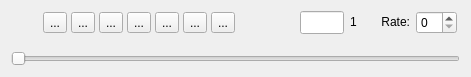
First picture: the form in code/display/QtViewer/AnimatorWidget.ui, repository radio-astro/casa, before the edit.
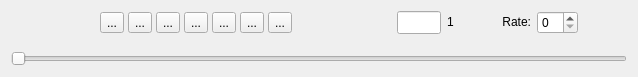
Second picture: the form after the edit. Icons and pictures are not drawn.

Commit message: New Development: No             JIRA Issue: No         Ready for Test: Yes      Interface Changes: Yes What Interface Changed: Molecular Line Search Interface          Test Programs: List test programs   Put in Release Notes: No              Module(s): Module Names change impacts.            Description: Viewer/Profiler Bug Fixes: 1. Profiler was not accepting adu units. 2. Animator was cutting off the channel count for images with a large number of channels. 3. Units were not being conveyed from the SQLite search to the requesting classes.

What changed in the file:
```diff
--- a/code/display/QtViewer/AnimatorWidget.ui
+++ b/code/display/QtViewer/AnimatorWidget.ui
@@ -6,7 +6,7 @@
    <rect>
     <x>0</x>
     <y>0</y>
-    <width>471</width>
+    <width>638</width>
     <height>77</height>
    </rect>
   </property>
@@ -294,7 +294,7 @@
        </property>
        <property name="minimumSize">
         <size>
-         <width>25</width>
+         <width>35</width>
          <height>0</height>
         </size>
        </property>
@@ -364,7 +364,7 @@
      </property>
      <property name="minimumSize">
       <size>
-       <width>200</width>
+       <width>180</width>
        <height>0</height>
       </size>
      </property>
```
The commit also changes 16 other files.
